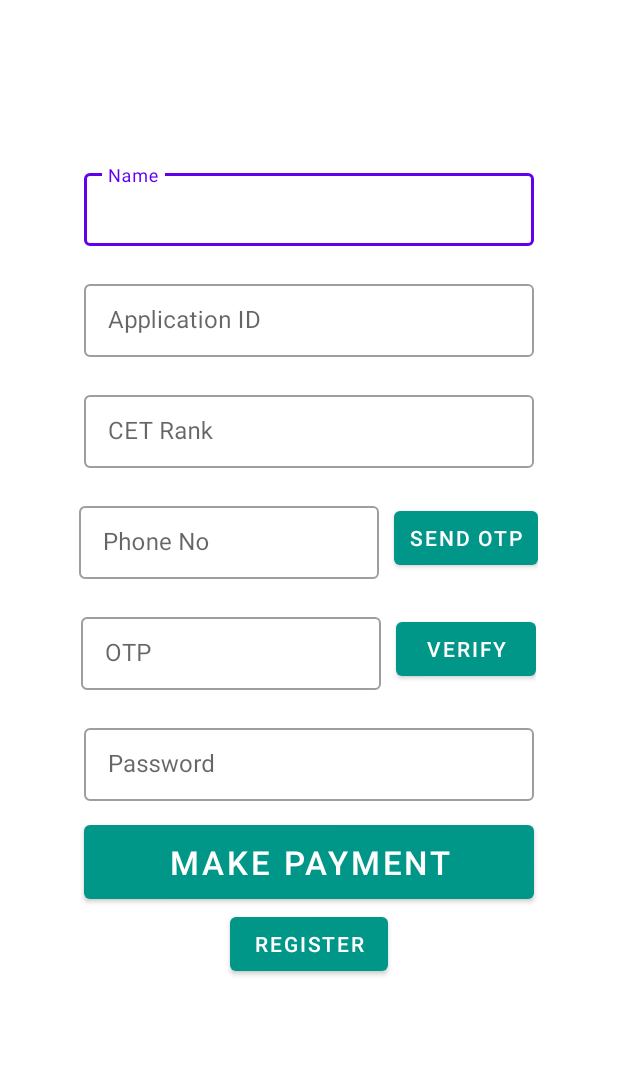
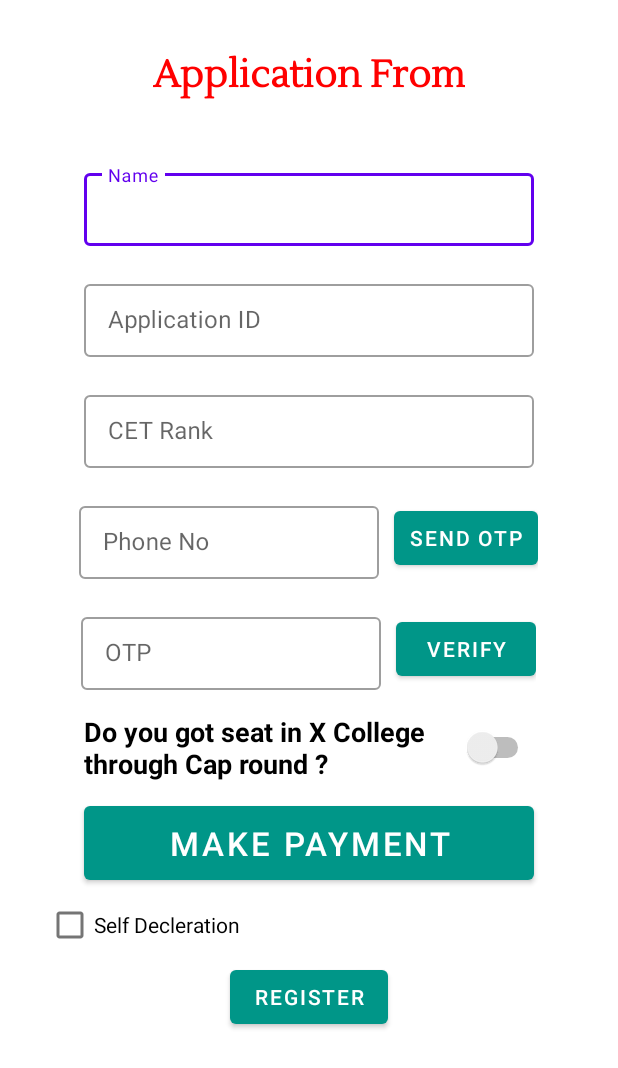
Before and after one commit to SpotRoundProject/Main, an Android app: the layout activity_apply.xml on its own in the app's theme, with its tools: preview values and no code run, on a phone screen of 412 x 824 dp. Shown: the top 1068 px of the screen. Run offline under Robolectric (Android 15) with nearby library versions, the phone set to English and light mode, and no system bars.

Commit message:
OTP complete

```diff
--- a/app/src/main/java/com/example/spotround/datetime/DateTime.java
+++ b/app/src/main/java/com/example/spotround/datetime/DateTime.java
@@ -12,6 +12,7 @@ import java.util.TimeZone;
 public class DateTime {
     static int hr, min, sec, year, month, date;
     static LocalDate dateTime;
+    static {initilize();}
     static void initilize() {
         SNTPClient.getDate(TimeZone.getTimeZone("Asia/Colombo"), new SNTPClient.Listener() {
             @RequiresApi(api = Build.VERSION_CODES.O)
--- a/app/src/main/res/layout/activity_apply.xml
+++ b/app/src/main/res/layout/activity_apply.xml
@@ -6,7 +6,22 @@
     android:layout_height="match_parent"
     tools:context=".Apply">
 
+    <TextView
+        android:id="@+id/textView5"
+        android:layout_width="wrap_content"
+        android:layout_height="wrap_content"
+        android:fontFamily="@font/lustria"
+        android:text="Application From"
+        android:textColor="#FF0000"
+        android:textSize="25sp"
+        android:textStyle="bold"
+        app:layout_constraintBottom_toTopOf="@+id/scrollView2"
+        app:layout_constraintEnd_toEndOf="parent"
+        app:layout_constraintStart_toStartOf="parent"
+        app:layout_constraintTop_toTopOf="parent" />
+
     <ScrollView
+        android:id="@+id/scrollView2"
         android:layout_width="match_parent"
         android:layout_height="0dp"
         android:layout_marginTop="100dp"
@@ -152,26 +167,28 @@
 
             </LinearLayout>
 
-            <com.google.android.material.textfield.TextInputLayout
-                style="@style/Widget.MaterialComponents.TextInputLayout.OutlinedBox.Dense"
-                android:layout_width="wrap_content"
+            <!--<TextView
+                android:id="@+id/textView3"
+                android:layout_width="300dp"
                 android:layout_height="wrap_content"
                 android:layout_gravity="center"
-                android:layout_marginTop="10dp"
+                android:text="Do you got seat in X College through Cap round ?"
+                android:textSize="18sp"
+                android:textStyle="bold" />-->
+
+            <Switch
+                android:id="@+id/ApplyActivityCapSeat"
+                android:layout_width="300dp"
+                android:layout_height="wrap_content"
+                android:layout_gravity="center"
+                android:layout_marginTop="5dp"
                 android:layout_marginBottom="10dp"
-                android:hint="Password">
-
-                <com.google.android.material.textfield.TextInputEditText
-                    android:id="@+id/AplyActivityPassword"
-                    android:layout_width="300dp"
-                    android:layout_height="match_parent"
-                    android:layout_gravity="center"
-                    android:inputType="" />
-
-            </com.google.android.material.textfield.TextInputLayout>
+                android:text="Do you got seat in X College through Cap round ?"
+                android:textSize="18sp"
+                android:textStyle="bold" />
 
             <Button
-                android:id="@+id/ApplyActivitybtnRegisterbtnPayment"
+                android:id="@+id/ApplyActivitybtnPayment"
                 android:layout_width="300dp"
                 android:layout_height="wrap_content"
                 android:layout_gravity="center"
@@ -181,6 +198,13 @@
                 android:textSize="22sp"
                 android:textStyle="normal"
                 app:backgroundTint="#009688" />
+
+            <CheckBox
+                android:id="@+id/ApplyActivityCheckBox"
+                android:layout_width="350dp"
+                android:layout_height="wrap_content"
+                android:layout_gravity="center"
+                android:text="Self Decleration" />
 
             <Button
                 android:id="@+id/ApplyActivitybtnRegister"
```
Also changed, not shown: app/src/main/AndroidManifest.xml (+4 -4 lines), app/src/main/java/com/example/spotround/Apply.java (+291 -0 lines), app/src/main/java/com/example/spotround/LoginActivity.java (+9 -14 lines), app/src/main/java/com/example/spotround/MainActivity.java (+12 -2 lines), app/src/main/java/com/example/spotround/modle/Application.java (added, +75 -0 lines), app/src/main/res/font/lustria.ttf (added).
